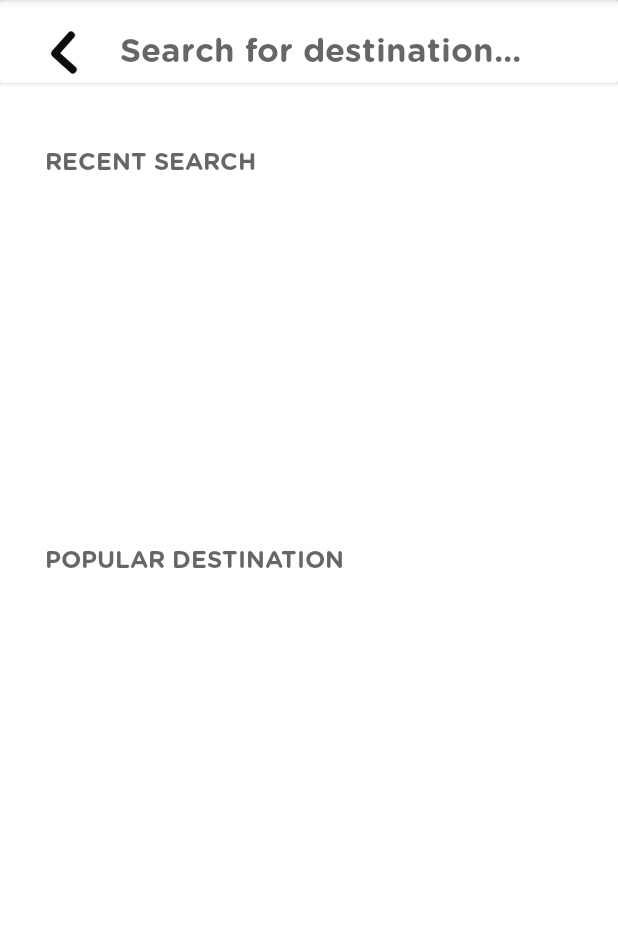
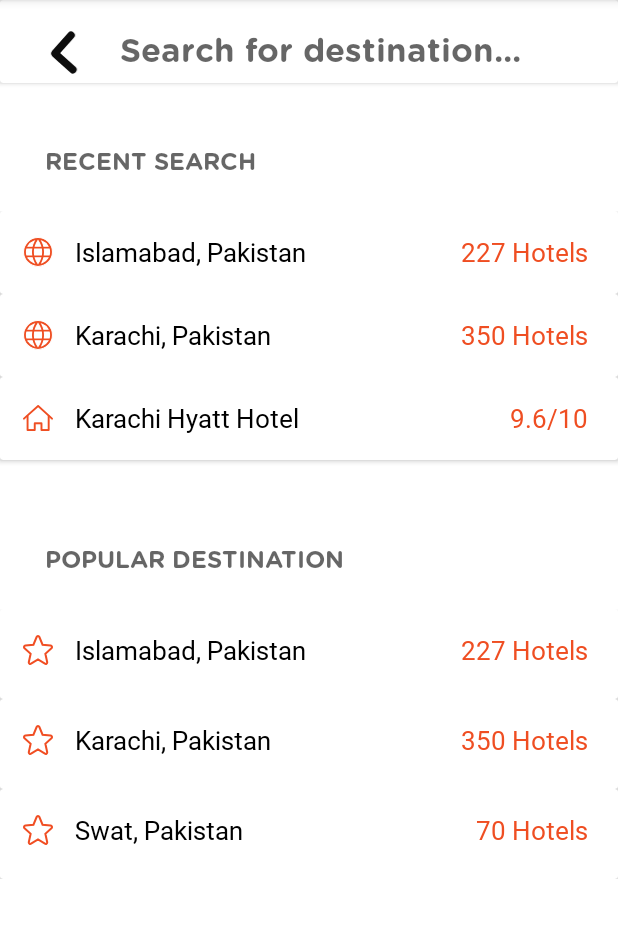
Before and after one commit to nouman277/SecondScreen, an Android app: the screen it shows after launch (MainActivity), on a phone screen of 412 x 824 dp, the part 84-1022 px from its top. Run offline under Robolectric (Android 15) with nearby library versions, the phone set to English and light mode, and no system bars; our stand-ins replace Firebase (no records; nobody signed in at launch, a user with empty details on screens opened directly), Picasso.

Commit message:
fully completed

```diff
--- a/app/build.gradle
+++ b/app/build.gradle
@@ -1,5 +1,6 @@
 plugins {
     id 'com.android.application'
+    id 'com.google.gms.google-services'
 }
 
 android {
@@ -32,7 +33,9 @@ dependencies {
     implementation 'androidx.appcompat:appcompat:1.3.1'
     implementation 'com.google.android.material:material:1.4.0'
     implementation 'androidx.constraintlayout:constraintlayout:2.1.0'
+    implementation 'com.google.firebase:firebase-firestore:23.0.3'
     testImplementation 'junit:junit:4.+'
     androidTestImplementation 'androidx.test.ext:junit:1.1.3'
     androidTestImplementation 'androidx.test.espresso:espresso-core:3.4.0'
+    implementation 'com.squareup.picasso:picasso:2.71828'
 }
--- a/app/src/main/AndroidManifest.xml
+++ b/app/src/main/AndroidManifest.xml
@@ -1,7 +1,7 @@
 <?xml version="1.0" encoding="utf-8"?>
 <manifest xmlns:android="http://schemas.android.com/apk/res/android"
     package="com.example.secondscreen">
-
+    <uses-permission android:name="android.permission.INTERNET" />
     <application
         android:allowBackup="true"
         android:icon="@mipmap/ic_launcher"
--- a/app/src/main/java/com/example/secondscreen/MainActivity.java
+++ b/app/src/main/java/com/example/secondscreen/MainActivity.java
@@ -8,44 +8,57 @@ import android.graphics.drawable.Drawable;
 import android.os.Bundle;
 import android.widget.ImageView;
 
+import com.google.android.gms.tasks.OnSuccessListener;
+import com.google.firebase.firestore.DocumentSnapshot;
+import com.google.firebase.firestore.FirebaseFirestore;
+import com.google.firebase.firestore.QuerySnapshot;
+
 import java.util.ArrayList;
+import java.util.List;
 
 public class MainActivity extends AppCompatActivity {
 
-ArrayList<model_pd> model_pdArrayList;
-ArrayList<model_rs> model_rsArrayList;
-adapterRS adapterRSV;
-adapterPD adapterPDV;
-RecyclerView RVPD, RVRS;
+    RecyclerView RVPD, RVRS;
+    ArrayList<model_pd> dataListPD;
+    ArrayList<model_rs> dataListRS;
+    adapterRS adapterRSV;
+    adapterPD adapterPDV;
+
 
     @Override
     protected void onCreate(Bundle savedInstanceState) {
         super.onCreate(savedInstanceState);
         setContentView(R.layout.activity_main);
 
-        RVPD=findViewById(R.id.recyclerViewPD);
-        RVRS=findViewById(R.id.recyclerViewRS);
 
-        model_rsArrayList=new ArrayList<>();
+        dataListRS=new ArrayList<>();
+        dataListRS.add(new model_rs(R.drawable.ic_language_24px,"Islamabad, Pakistan","227 Hotels"));
+        dataListRS.add(new model_rs(R.drawable.ic_language_24px,"Karachi, Pakistan","350 Hotels"));
+        dataListRS.add(new model_rs(R.drawable.home,"Karachi Hyatt Hotel","9.6/10"));
 
-        model_rsArrayList.add(new model_rs(R.drawable.ic_language_24px,"Islamabad, Pakistan","227 Hotels"));
-        model_rsArrayList.add(new model_rs(R.drawable.ic_language_24px,"Karachi, Pakistan","350 Hotels"));
-        model_rsArrayList.add(new model_rs(R.drawable.home,"Islamabad, Pakistan","227 Hotels"));
+        RVRS = findViewById(R.id.recyclerViewRS);
+        RVRS = (RecyclerView) findViewById(R.id.recyclerViewRS);
+        RVRS.setLayoutManager(new LinearLayoutManager(this));
 
-        model_pdArrayList=new ArrayList<>();
-        model_pdArrayList.add(new model_pd(R.drawable.star__1_,"Islamabad, Pakistan","227 Hotels"));
-        model_pdArrayList.add(new model_pd(R.drawable.star__1_,"Karachi, Pakistan","350 Hotels"));
-        model_pdArrayList.add(new model_pd(R.drawable.star__1_,"Swat, Pakistan","70 Hotels"));
-//        dataList=new ArrayList<>();
-//
-//       adapter=new myAdapter(dataList);
-        model_rsArrayList = new ArrayList<>();
-        adapterRSV=new adapterRS(model_rsArrayList);
+        adapterRSV = new adapterRS(dataListRS);
         RVRS.setAdapter(adapterRSV);
+        adapterRSV.notifyDataSetChanged();
 
-        model_pdArrayList = new ArrayList<>();
-        adapterPDV=new adapterPD(model_pdArrayList);
+
+
+        dataListPD=new ArrayList<>();
+        dataListPD.add(new model_pd(R.drawable.star__1_,"Islamabad, Pakistan","227 Hotels"));
+        dataListPD.add(new model_pd(R.drawable.star__1_,"Karachi, Pakistan","350 Hotels"));
+        dataListPD.add(new model_pd(R.drawable.star__1_,"Swat, Pakistan","70 Hotels"));
+
+        RVPD = findViewById(R.id.recyclerViewPD);
+        RVPD = (RecyclerView) findViewById(R.id.recyclerViewPD);
+        RVPD.setLayoutManager(new LinearLayoutManager(this));
+
+        adapterPDV = new adapterPD(dataListPD);
         RVPD.setAdapter(adapterPDV);
+        adapterRSV.notifyDataSetChanged();
+
 
     }
 }
--- a/app/src/main/java/com/example/secondscreen/adapterPD.java
+++ b/app/src/main/java/com/example/secondscreen/adapterPD.java
@@ -8,6 +8,8 @@ import android.widget.TextView;
 
 import androidx.annotation.NonNull;
 import androidx.recyclerview.widget.RecyclerView;
+
+import com.squareup.picasso.Picasso;
 
 import java.util.ArrayList;
 
@@ -22,18 +24,22 @@ public class adapterPD extends RecyclerView.Adapter<adapterPD.myViewHolder>
     @NonNull
     @Override
     public myViewHolder onCreateViewHolder(@NonNull ViewGroup parent, int viewType) {
-        View view=LayoutInflater.from(parent.getContext()).inflate(R.layout.singal_item_rs,parent,false);
+        View view=LayoutInflater.from(parent.getContext()).inflate(R.layout.singal_item_pd,parent,false);
         return new myViewHolder(view);
     }
 
     @Override
     public void onBindViewHolder(@NonNull myViewHolder holder, int position) {
 
-        // holder.firstName.setText(dataList.get(position).getFirstName());
+        holder.cityCountryPD.setText(dataList.get(position).getCityCountryPD());
+        holder.numbHotelPD.setText(dataList.get(position).getNumbHotelsPD());
 
-        holder.cityCountryPD.setText(dataList.get(position).getCityCountryPD());
-        holder.numbhotelsPD.setText(dataList.get(position).getNumbHotels());
-        holder.imagePD.setImageLevel(dataList.get(position).getImagePD());
+
+        holder.imagePD.setImageResource(dataList.get(position).getImagePD());
+
+
+
+
 
 
     }
@@ -45,17 +51,14 @@ public class adapterPD extends RecyclerView.Adapter<adapterPD.myViewHolder>
 
     class myViewHolder extends RecyclerView.ViewHolder
     {
-        TextView cityCountryPD, numbhotelsPD;
-        ImageView imagePD;
+        ImageView imagePD ;
+        TextView  cityCountryPD, numbHotelPD ;
         public myViewHolder(@NonNull View itemView) {
             super(itemView);
 
-            // firstName = itemView.findViewById(R.id.firstNameET);
-
+            imagePD= itemView.findViewById(R.id.imagePD);
             cityCountryPD=itemView.findViewById(R.id.cityContryTVPD);
-
-            numbhotelsPD=itemView.findViewById(R.id.numbHotelsPD);
-            imagePD=itemView.findViewById(R.id.imagePD);
+            numbHotelPD=itemView.findViewById(R.id.numbHotelsPD);
 
         }
     }
--- a/app/src/main/java/com/example/secondscreen/adapterRS.java
+++ b/app/src/main/java/com/example/secondscreen/adapterRS.java
@@ -10,9 +10,9 @@ import android.widget.TextView;
 import androidx.annotation.NonNull;
 import androidx.recyclerview.widget.RecyclerView;
 
+import com.squareup.picasso.Picasso;
+
 import java.util.ArrayList;
-
-
 
 public class adapterRS extends RecyclerView.Adapter<adapterRS.myViewHolder>
 {
@@ -32,11 +32,13 @@ public class adapterRS extends RecyclerView.Adapter<adapterRS.myViewHolder>
     @Override
     public void onBindViewHolder(@NonNull myViewHolder holder, int position) {
 
-        // holder.firstName.setText(dataList.get(position).getFirstName());
+        holder.cityCountryRS.setText(dataList.get(position).getCityCountryRS());
+        holder.numbHotelRS.setText(dataList.get(position).getNumbHotelsRS());
+        holder.imageRS.setImageResource(dataList.get(position).getImageRS());
 
-        holder.cityCountryRS.setText(dataList.get(position).getCityCountryRS());
-        holder.numbhotelsRS.setText(dataList.get(position).getNumbhotelsRS());
-        holder.imageRS.setImageLevel(dataList.get(position).getImageRS());
+
+
+
 
 
     }
@@ -48,16 +50,14 @@ public class adapterRS extends RecyclerView.Adapter<adapterRS.myViewHolder>
 
     class myViewHolder extends RecyclerView.ViewHolder
     {
-        TextView cityCountryRS, numbhotelsRS;
-        ImageView imageRS;
+        ImageView imageRS ;
+        TextView  cityCountryRS, numbHotelRS ;
         public myViewHolder(@NonNull View itemView) {
             super(itemView);
 
-            // firstName = itemView.findViewById(R.id.firstNameET);
-
+            imageRS= itemView.findViewById(R.id.imageViewRS);
             cityCountryRS=itemView.findViewById(R.id.cityContryTVRS);
-            numbhotelsRS=itemView.findViewById(R.id.numbHotelsRS);
-            imageRS=itemView.findViewById(R.id.imageViewRS);
+            numbHotelRS=itemView.findViewById(R.id.numbHotelsRS);
 
         }
     }
--- a/app/src/main/java/com/example/secondscreen/model_pd.java
+++ b/app/src/main/java/com/example/secondscreen/model_pd.java
@@ -1,10 +1,20 @@
 package com.example.secondscreen;
+
+import android.widget.ImageView;
 
 public class model_pd {
 
+
     int imagePD;
     String cityCountryPD;
-    String numbhotelsPD;
+    String numbHotelsPD;
+
+    public model_pd(int imagePD, String cityCountryPD, String numbHotelsPD) {
+        this.imagePD = imagePD;
+        this.cityCountryPD = cityCountryPD;
+        this.numbHotelsPD = numbHotelsPD;
+    }
+
 
     public int getImagePD() {
         return imagePD;
@@ -22,19 +32,11 @@ public class model_pd {
         this.cityCountryPD = cityCountryPD;
     }
 
-    public String getNumbHotels() {
-        return numbhotelsPD;
+    public String getNumbHotelsPD() {
+        return numbHotelsPD;
     }
 
-    public void setNumbHotels(String numbHotels) {
-        this.numbhotelsPD = numbHotels;
+    public void setNumbHotelsPD(String numbHotelsPD) {
+        this.numbHotelsPD = numbHotelsPD;
     }
-
-    public model_pd(int imagePD, String cityCountryPD, String numbHotels) {
-        this.imagePD = imagePD;
-        this.cityCountryPD = cityCountryPD;
-        this.numbhotelsPD = numbHotels;
-    }
-
-
 }
--- a/app/src/main/java/com/example/secondscreen/model_rs.java
+++ b/app/src/main/java/com/example/secondscreen/model_rs.java
@@ -2,7 +2,18 @@ package com.example.secondscreen;
 
 public class model_rs {
 
+
+
     int imageRS;
+    String cityCountryRS;
+
+    public model_rs(int imageRS, String cityCountryRS, String numbHotelsRS) {
+        this.imageRS = imageRS;
+        this.cityCountryRS = cityCountryRS;
+        this.numbHotelsRS = numbHotelsRS;
+    }
+
+    String numbHotelsRS;
 
     public int getImageRS() {
         return imageRS;
@@ -20,21 +31,11 @@ public class model_rs {
         this.cityCountryRS = cityCountryRS;
     }
 
-    public String getNumbhotelsRS() {
-        return numbhotelsRS;
+    public String getNumbHotelsRS() {
+        return numbHotelsRS;
     }
 
-    public void setNumbhotelsRS(String numbhotelsRS) {
-        this.numbhotelsRS = numbhotelsRS;
+    public void setNumbHotelsRS(String numbHotelsRS) {
+        this.numbHotelsRS = numbHotelsRS;
     }
-
-    String cityCountryRS;
-    String numbhotelsRS;
-
-    public model_rs(int imageRS, String cityCountryRS, String numbhotelsRS) {
-        this.imageRS = imageRS;
-        this.cityCountryRS = cityCountryRS;
-        this.numbhotelsRS = numbhotelsRS;
-    }
-
 }
--- a/app/src/main/res/layout/activity_main.xml
+++ b/app/src/main/res/layout/activity_main.xml
@@ -41,7 +41,8 @@
     <androidx.recyclerview.widget.RecyclerView
         android:layout_width="match_parent"
         android:layout_height="180dp"
-        android:id="@+id/recyclerViewRS" />
+        android:id="@+id/recyclerViewRS"
+        app:layoutManager="LinearLayoutManager"/>
     <TextView
         android:layout_width="wrap_content"
         android:layout_height="45dp"
--- a/app/src/main/res/layout/singal_item_pd.xml
+++ b/app/src/main/res/layout/singal_item_pd.xml
@@ -1,9 +1,9 @@
 <?xml version="1.0" encoding="utf-8"?>
-<LinearLayout
+<androidx.cardview.widget.CardView
     xmlns:android="http://schemas.android.com/apk/res/android"
     android:layout_width="match_parent"
     android:layout_height="60dp"
-    android:orientation="horizontal">
+    android:orientation="vertical">
 
     <ImageView
         android:layout_width="20dp"
@@ -19,20 +19,22 @@
         android:fontFamily="@font/roboto_regular"
         android:textColor="@color/black"
         android:textSize="17dp"
-        android:layout_marginLeft="20dp"
+        android:layout_marginLeft="50dp"
         android:layout_marginTop="15dp"
         android:id="@+id/cityContryTVPD"/>
 
     <TextView
         android:layout_width="wrap_content"
         android:layout_height="wrap_content"
-        android:layout_marginLeft="85dp"
+
         android:text="227 Hotels"
         android:fontFamily="@font/roboto_regular"
         android:textColor="#EF4E22"
         android:textSize="17dp"
         android:layout_marginTop="15dp"
         android:id="@+id/numbHotelsPD"
+        android:layout_gravity="right"
+        android:layout_marginRight="20dp"
         />
 
-</LinearLayout>
+</androidx.cardview.widget.CardView>
--- a/app/src/main/res/layout/singal_item_rs.xml
+++ b/app/src/main/res/layout/singal_item_rs.xml
@@ -1,9 +1,9 @@
 <?xml version="1.0" encoding="utf-8"?>
-<LinearLayout
+<androidx.cardview.widget.CardView
     xmlns:android="http://schemas.android.com/apk/res/android"
     android:layout_width="match_parent"
-    android:layout_height="60dp"
-    android:orientation="horizontal">
+    android:layout_height="55dp"
+    android:orientation="vertical">
 
     <ImageView
         android:layout_width="20dp"
@@ -19,20 +19,23 @@
         android:fontFamily="@font/roboto_regular"
         android:textColor="@color/black"
         android:textSize="17dp"
-        android:layout_marginLeft="20dp"
+        android:layout_marginLeft="50dp"
         android:layout_marginTop="15dp"
         android:id="@+id/cityContryTVRS"/>
 
     <TextView
         android:layout_width="wrap_content"
         android:layout_height="wrap_content"
-       android:layout_marginLeft="85dp"
+
         android:text="227 Hotels"
         android:fontFamily="@font/roboto_regular"
         android:textColor="#EF4E22"
         android:textSize="17dp"
         android:layout_marginTop="15dp"
         android:id="@+id/numbHotelsRS"
+        android:layout_gravity="right"
+       android:layout_marginRight="20dp"
+
         />
 
-</LinearLayout>
+</androidx.cardview.widget.CardView>
--- a/build.gradle
+++ b/build.gradle
@@ -6,6 +6,7 @@ buildscript {
     }
     dependencies {
         classpath "com.android.tools.build:gradle:7.0.2"
+        classpath 'com.google.gms:google-services:4.3.10'
 
         // NOTE: Do not place your application dependencies here; they belong
         // in the individual module build.gradle files
```
